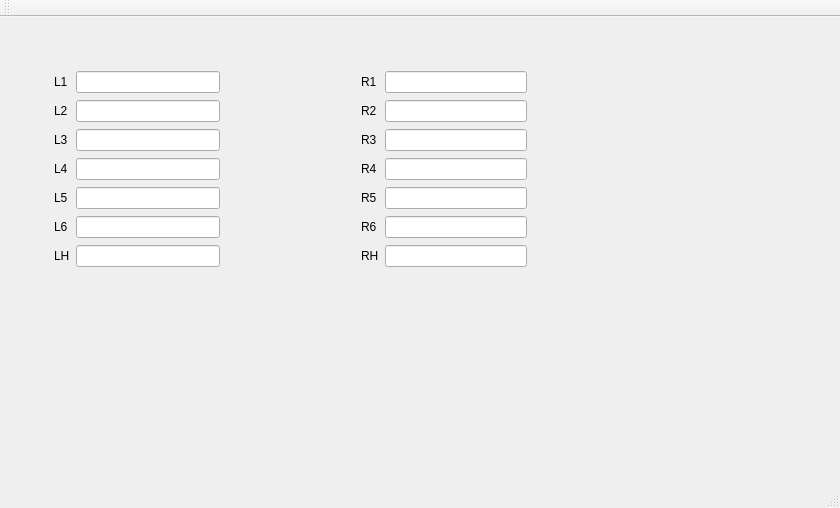
Above: mainwindow.ui from victor29z/exo-master-control before the change. Below: the same form after it.
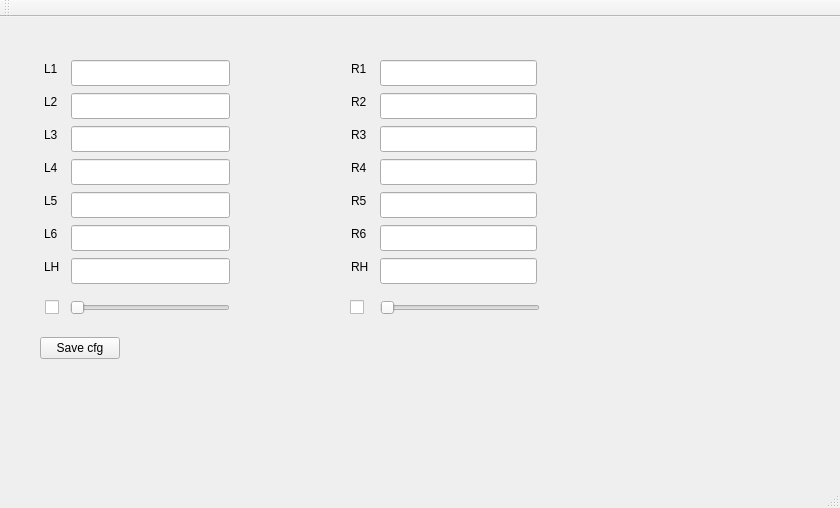
That is the form after the change.

What changed in the file:
```diff
--- a/mainwindow.ui
+++ b/mainwindow.ui
@@ -14,169 +14,398 @@
    <string>MainWindow</string>
   </property>
   <widget class="QWidget" name="centralWidget">
-   <widget class="QWidget" name="layoutWidget">
+   <widget class="QLineEdit" name="lineEdit_l4">
+    <property name="geometry">
+     <rect>
+      <x>71</x>
+      <y>142</y>
+      <width>159</width>
+      <height>26</height>
+     </rect>
+    </property>
+   </widget>
+   <widget class="QLabel" name="label_2">
+    <property name="geometry">
+     <rect>
+      <x>44</x>
+      <y>76</y>
+      <width>18</width>
+      <height>18</height>
+     </rect>
+    </property>
+    <property name="text">
+     <string>L2</string>
+    </property>
+   </widget>
+   <widget class="QLineEdit" name="lineEdit_l3">
+    <property name="geometry">
+     <rect>
+      <x>71</x>
+      <y>109</y>
+      <width>159</width>
+      <height>26</height>
+     </rect>
+    </property>
+   </widget>
+   <widget class="QLabel" name="label_7">
+    <property name="geometry">
+     <rect>
+      <x>44</x>
+      <y>241</y>
+      <width>20</width>
+      <height>18</height>
+     </rect>
+    </property>
+    <property name="text">
+     <string>LH</string>
+    </property>
+   </widget>
+   <widget class="QLineEdit" name="lineEdit_l2">
+    <property name="geometry">
+     <rect>
+      <x>71</x>
+      <y>76</y>
+      <width>159</width>
+      <height>26</height>
+     </rect>
+    </property>
+   </widget>
+   <widget class="QLineEdit" name="lineEdit_lh">
+    <property name="geometry">
+     <rect>
+      <x>71</x>
+      <y>241</y>
+      <width>159</width>
+      <height>26</height>
+     </rect>
+    </property>
+   </widget>
+   <widget class="QLabel" name="label_6">
+    <property name="geometry">
+     <rect>
+      <x>44</x>
+      <y>208</y>
+      <width>18</width>
+      <height>18</height>
+     </rect>
+    </property>
+    <property name="text">
+     <string>L6</string>
+    </property>
+   </widget>
+   <widget class="QLabel" name="label_4">
+    <property name="geometry">
+     <rect>
+      <x>44</x>
+      <y>142</y>
+      <width>18</width>
+      <height>18</height>
+     </rect>
+    </property>
+    <property name="text">
+     <string>L4</string>
+    </property>
+   </widget>
+   <widget class="QLineEdit" name="lineEdit_l1">
+    <property name="geometry">
+     <rect>
+      <x>71</x>
+      <y>43</y>
+      <width>159</width>
+      <height>26</height>
+     </rect>
+    </property>
+   </widget>
+   <widget class="QLineEdit" name="lineEdit_l5">
+    <property name="geometry">
+     <rect>
+      <x>71</x>
+      <y>175</y>
+      <width>159</width>
+      <height>26</height>
+     </rect>
+    </property>
+   </widget>
+   <widget class="QLineEdit" name="lineEdit_l6">
+    <property name="geometry">
+     <rect>
+      <x>71</x>
+      <y>208</y>
+      <width>159</width>
+      <height>26</height>
+     </rect>
+    </property>
+   </widget>
+   <widget class="QLabel" name="label_5">
+    <property name="geometry">
+     <rect>
+      <x>44</x>
+      <y>175</y>
+      <width>18</width>
+      <height>18</height>
+     </rect>
+    </property>
+    <property name="text">
+     <string>L5</string>
+    </property>
+   </widget>
+   <widget class="QLabel" name="label_3">
+    <property name="geometry">
+     <rect>
+      <x>44</x>
+      <y>109</y>
+      <width>18</width>
+      <height>18</height>
+     </rect>
+    </property>
+    <property name="text">
+     <string>L3</string>
+    </property>
+   </widget>
+   <widget class="QLabel" name="label">
+    <property name="geometry">
+     <rect>
+      <x>44</x>
+      <y>43</y>
+      <width>18</width>
+      <height>18</height>
+     </rect>
+    </property>
+    <property name="text">
+     <string>L1</string>
+    </property>
+   </widget>
+   <widget class="QLineEdit" name="lineEdit_r5">
+    <property name="geometry">
+     <rect>
+      <x>380</x>
+      <y>175</y>
+      <width>157</width>
+      <height>26</height>
+     </rect>
+    </property>
+   </widget>
+   <widget class="QLineEdit" name="lineEdit_r4">
+    <property name="geometry">
+     <rect>
+      <x>380</x>
+      <y>142</y>
+      <width>157</width>
+      <height>26</height>
+     </rect>
+    </property>
+   </widget>
+   <widget class="QLabel" name="label_12">
+    <property name="geometry">
+     <rect>
+      <x>351</x>
+      <y>175</y>
+      <width>20</width>
+      <height>18</height>
+     </rect>
+    </property>
+    <property name="text">
+     <string>R5</string>
+    </property>
+   </widget>
+   <widget class="QLineEdit" name="lineEdit_r1">
+    <property name="geometry">
+     <rect>
+      <x>380</x>
+      <y>43</y>
+      <width>157</width>
+      <height>26</height>
+     </rect>
+    </property>
+   </widget>
+   <widget class="QLineEdit" name="lineEdit_r2">
+    <property name="geometry">
+     <rect>
+      <x>380</x>
+      <y>76</y>
+      <width>157</width>
+      <height>26</height>
+     </rect>
+    </property>
+   </widget>
+   <widget class="QLineEdit" name="lineEdit_r3">
+    <property name="geometry">
+     <rect>
+      <x>380</x>
+      <y>109</y>
+      <width>157</width>
+      <height>26</height>
+     </rect>
+    </property>
+   </widget>
+   <widget class="QLabel" name="label_11">
+    <property name="geometry">
+     <rect>
+      <x>351</x>
+      <y>142</y>
+      <width>20</width>
+      <height>18</height>
+     </rect>
+    </property>
+    <property name="text">
+     <string>R4</string>
+    </property>
+   </widget>
+   <widget class="QLineEdit" name="lineEdit_rh">
+    <property name="geometry">
+     <rect>
+      <x>380</x>
+      <y>241</y>
+      <width>157</width>
+      <height>26</height>
+     </rect>
+    </property>
+   </widget>
+   <widget class="QLabel" name="label_10">
+    <property name="geometry">
+     <rect>
+      <x>351</x>
+      <y>109</y>
+      <width>20</width>
+      <height>18</height>
+     </rect>
+    </property>
+    <property name="text">
+     <string>R3</string>
+    </property>
+   </widget>
+   <widget class="QLabel" name="label_9">
+    <property name="geometry">
+     <rect>
+      <x>351</x>
+      <y>76</y>
+      <width>20</width>
+      <height>18</height>
+     </rect>
+    </property>
+    <property name="text">
+     <string>R2</string>
+    </property>
+   </widget>
+   <widget class="QLabel" name="label_8">
+    <property name="geometry">
+     <rect>
+      <x>351</x>
+      <y>43</y>
+      <width>20</width>
+      <height>18</height>
+     </rect>
+    </property>
+    <property name="text">
+     <string>R1</string>
+    </property>
+   </widget>
+   <widget class="QLineEdit" name="lineEdit_r6">
+    <property name="geometry">
+     <rect>
+      <x>380</x>
+      <y>208</y>
+      <width>157</width>
+      <height>26</height>
+     </rect>
+    </property>
+   </widget>
+   <widget class="QLabel" name="label_13">
+    <property name="geometry">
+     <rect>
+      <x>351</x>
+      <y>208</y>
+      <width>20</width>
+      <height>18</height>
+     </rect>
+    </property>
+    <property name="text">
+     <string>R6</string>
+    </property>
+   </widget>
+   <widget class="QLabel" name="label_14">
+    <property name="geometry">
+     <rect>
+      <x>351</x>
+      <y>241</y>
+      <width>22</width>
+      <height>18</height>
+     </rect>
+    </property>
+    <property name="text">
+     <string>RH</string>
+    </property>
+   </widget>
+   <widget class="QCheckBox" name="cb_LH">
+    <property name="geometry">
+     <rect>
+      <x>45</x>
+      <y>280</y>
+      <width>16</width>
+      <height>20</height>
+     </rect>
+    </property>
+    <property name="text">
+     <string/>
+    </property>
+   </widget>
+   <widget class="QCheckBox" name="cb_RH">
     <property name="geometry">
      <rect>
       <x>350</x>
-      <y>42</y>
-      <width>188</width>
-      <height>226</height>
+      <y>280</y>
+      <width>16</width>
+      <height>20</height>
      </rect>
     </property>
-    <layout class="QGridLayout" name="gridLayout_2">
-     <item row="0" column="0">
-      <widget class="QLabel" name="label_8">
-       <property name="text">
-        <string>R1</string>
-       </property>
-      </widget>
-     </item>
-     <item row="0" column="1">
-      <widget class="QLineEdit" name="lineEdit_r1"/>
-     </item>
-     <item row="1" column="0">
-      <widget class="QLabel" name="label_9">
-       <property name="text">
-        <string>R2</string>
-       </property>
-      </widget>
-     </item>
-     <item row="1" column="1">
-      <widget class="QLineEdit" name="lineEdit_r2"/>
-     </item>
-     <item row="2" column="0">
-      <widget class="QLabel" name="label_10">
-       <property name="text">
-        <string>R3</string>
-       </property>
-      </widget>
-     </item>
-     <item row="2" column="1">
-      <widget class="QLineEdit" name="lineEdit_r3"/>
-     </item>
-     <item row="3" column="0">
-      <widget class="QLabel" name="label_11">
-       <property name="text">
-        <string>R4</string>
-       </property>
-      </widget>
-     </item>
-     <item row="3" column="1">
-      <widget class="QLineEdit" name="lineEdit_r4"/>
-     </item>
-     <item row="4" column="0">
-      <widget class="QLabel" name="label_12">
-       <property name="text">
-        <string>R5</string>
-       </property>
-      </widget>
-     </item>
-     <item row="4" column="1">
-      <widget class="QLineEdit" name="lineEdit_r5"/>
-     </item>
-     <item row="5" column="0">
-      <widget class="QLabel" name="label_13">
-       <property name="text">
-        <string>R6</string>
-       </property>
-      </widget>
-     </item>
-     <item row="5" column="1">
-      <widget class="QLineEdit" name="lineEdit_r6"/>
-     </item>
-     <item row="6" column="0">
-      <widget class="QLabel" name="label_14">
-       <property name="text">
-        <string>RH</string>
-       </property>
-      </widget>
-     </item>
-     <item row="6" column="1">
-      <widget class="QLineEdit" name="lineEdit_14"/>
-     </item>
-    </layout>
+    <property name="text">
+     <string/>
+    </property>
    </widget>
-   <widget class="QWidget" name="layoutWidget">
+   <widget class="QSlider" name="sld_LH">
+    <property name="enabled">
+     <bool>false</bool>
+    </property>
     <property name="geometry">
      <rect>
-      <x>43</x>
-      <y>42</y>
-      <width>188</width>
-      <height>226</height>
+      <x>70</x>
+      <y>283</y>
+      <width>160</width>
+      <height>16</height>
      </rect>
     </property>
-    <layout class="QGridLayout" name="gridLayout">
-     <item row="0" column="0">
-      <widget class="QLabel" name="label">
-       <property name="text">
-        <string>L1</string>
-       </property>
-      </widget>
-     </item>
-     <item row="0" column="1">
-      <widget class="QLineEdit" name="lineEdit_l1"/>
-     </item>
-     <item row="1" column="0">
-      <widget class="QLabel" name="label_2">
-       <property name="text">
-        <string>L2</string>
-       </property>
-      </widget>
-     </item>
-     <item row="1" column="1">
-      <widget class="QLineEdit" name="lineEdit_l2"/>
-     </item>
-     <item row="2" column="0">
-      <widget class="QLabel" name="label_3">
-       <property name="text">
-        <string>L3</string>
-       </property>
-      </widget>
-     </item>
-     <item row="2" column="1">
-      <widget class="QLineEdit" name="lineEdit_l3"/>
-     </item>
-     <item row="3" column="0">
-      <widget class="QLabel" name="label_4">
-       <property name="text">
-        <string>L4</string>
-       </property>
-      </widget>
-     </item>
-     <item row="3" column="1">
-      <widget class="QLineEdit" name="lineEdit_l4"/>
-     </item>
-     <item row="4" column="0">
-      <widget class="QLabel" name="label_5">
-       <property name="text">
-        <string>L5</string>
-       </property>
-      </widget>
-     </item>
-     <item row="4" column="1">
-      <widget class="QLineEdit" name="lineEdit_l5"/>
-     </item>
-     <item row="5" column="0">
-      <widget class="QLabel" name="label_6">
-       <property name="text">
-        <string>L6</string>
-       </property>
-      </widget>
-     </item>
-     <item row="5" column="1">
-      <widget class="QLineEdit" name="lineEdit_l6"/>
-     </item>
-     <item row="6" column="0">
-      <widget class="QLabel" name="label_7">
-       <property name="text">
-        <string>LH</string>
-       </property>
-      </widget>
-     </item>
-     <item row="6" column="1">
-      <widget class="QLineEdit" name="lineEdit_lh"/>
-     </item>
-    </layout>
+    <property name="orientation">
+     <enum>Qt::Horizontal</enum>
+    </property>
+   </widget>
+   <widget class="QSlider" name="sld_RH">
+    <property name="enabled">
+     <bool>false</bool>
+    </property>
+    <property name="geometry">
+     <rect>
+      <x>380</x>
+      <y>283</y>
+      <width>160</width>
+      <height>16</height>
+     </rect>
+    </property>
+    <property name="orientation">
+     <enum>Qt::Horizontal</enum>
+    </property>
+   </widget>
+   <widget class="QPushButton" name="pb_save_cfg">
+    <property name="geometry">
+     <rect>
+      <x>40</x>
+      <y>320</y>
+      <width>80</width>
+      <height>22</height>
+     </rect>
+    </property>
+    <property name="text">
+     <string>Save cfg</string>
+    </property>
    </widget>
   </widget>
   <widget class="QMenuBar" name="menuBar">
```
Left out of the diff: 37 changed lines with no effect on the pictures.
